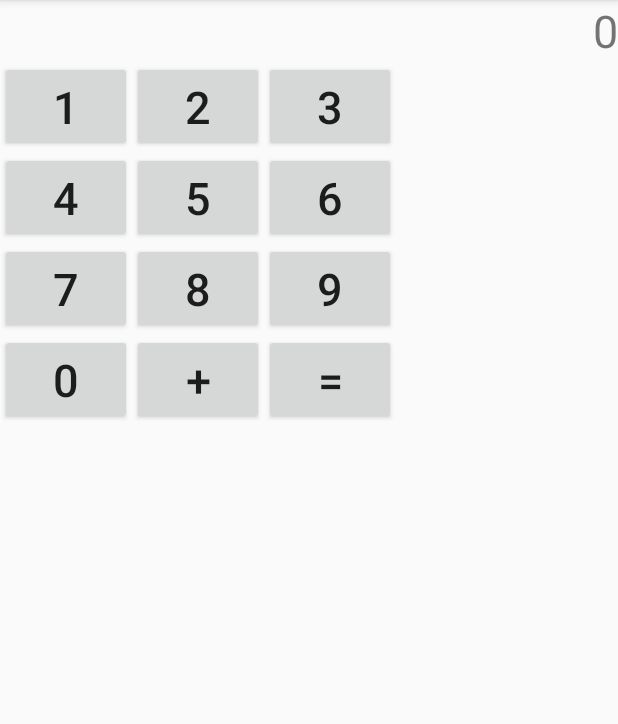
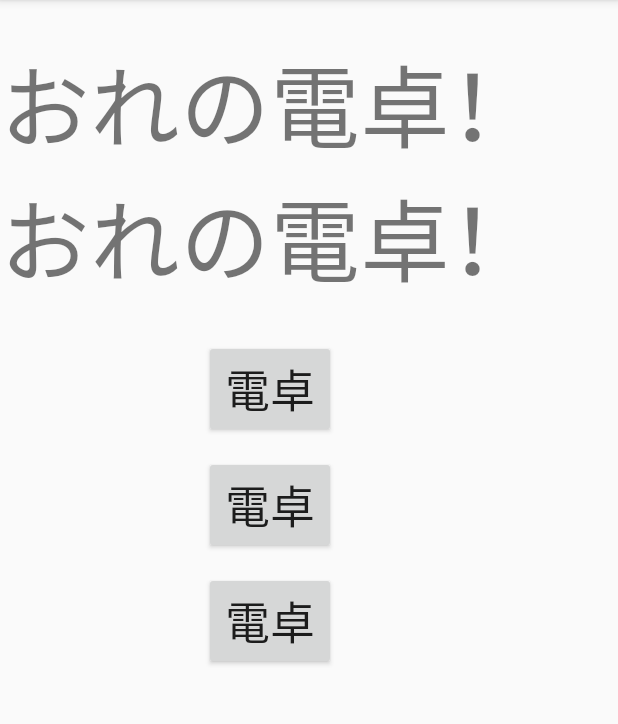
Before and after one commit to shibadog39/practice_android, an Android app: the screen it shows after launch (MainActivity before the commit, MenuActivity after it), on a phone screen of 412 x 824 dp, the part 84-808 px from its top. Run offline under Robolectric (Android 15) with nearby library versions, the phone set to English and light mode, and no system bars; our stand-ins replace data binding.

Commit message:
lesson before gw

```diff
--- a/app/src/main/AndroidManifest.xml
+++ b/app/src/main/AndroidManifest.xml
@@ -9,13 +9,15 @@
             android:roundIcon="@mipmap/ic_launcher_round"
             android:supportsRtl="true"
             android:theme="@style/AppTheme">
-        <activity android:name=".MainActivity">
+        <activity android:name=".MenuActivity">
             <intent-filter>
                 <action android:name="android.intent.action.MAIN"/>
 
                 <category android:name="android.intent.category.LAUNCHER"/>
             </intent-filter>
         </activity>
+
+        <activity android:name=".MainActivity" />
     </application>
 
 </manifest>
--- /dev/null
+++ b/app/src/main/java/com/example/myapplication/MenuActivity.kt
@@ -0,0 +1,29 @@
+package com.example.myapplication
+
+import android.content.Intent
+import android.databinding.DataBindingUtil
+import android.support.v7.app.AppCompatActivity
+import android.os.Bundle
+import com.example.myapplication.databinding.ActivityMenuBinding
+
+class MenuActivity : AppCompatActivity() {
+
+
+    override fun onCreate(savedInstanceState: Bundle?) {
+        super.onCreate(savedInstanceState)
+
+        val binding: ActivityMenuBinding = DataBindingUtil.setContentView(this, R.layout.activity_menu)
+        binding.view = this
+
+    }
+
+    fun selectDentaku() {
+        val intent = Intent(this, MainActivity::class.java)
+        startActivity(intent)
+
+
+    }
+
+
+
+}
--- a/app/src/main/res/layout/activity_main.xml
+++ b/app/src/main/res/layout/activity_main.xml
@@ -1,112 +1,191 @@
 <?xml version="1.0" encoding="utf-8"?>
 <layout>
+
     <data>
-        <variable name="view" type="com.example.myapplication.MainActivity"/>
+
+        <variable
+            name="view"
+            type="com.example.myapplication.MainActivity" />
     </data>
-    <LinearLayout
-            xmlns:android="http://schemas.android.com/apk/res/android"
+
+    <LinearLayout xmlns:android="http://schemas.android.com/apk/res/android"
+        xmlns:app="http://schemas.android.com/apk/res-auto"
         xmlns:tools="http://schemas.android.com/tools"
-            xmlns:app="http://schemas.android.com/apk/res-auto"
         android:layout_width="match_parent"
         android:layout_height="match_parent"
         android:orientation="vertical"
         tools:context=".MainActivity">
 
-        <LinearLayout   android:layout_width="match_parent"
+        <LinearLayout
+            android:layout_width="match_parent"
             android:layout_height="wrap_content"
             android:orientation="horizontal">
             <!--gravityはその要素内での重力、layout_gravityはその要素が属するlayout内での重力-->
             <TextView
                 android:id="@+id/text2"
-                    android:textSize="30sp"
-                    android:layout_weight="1"
                 android:layout_width="0dp"
                 android:layout_height="wrap_content"
+                android:layout_weight="1"
                 android:gravity="right"
-                    android:text="@{view.text2, default=defaultだよ}"/>
+                android:text="@{view.text2, default=defaultだよ}"
+                android:textSize="30sp" />
+
             <TextView
-                    android:textSize="30sp"
                 android:layout_width="wrap_content"
                 android:layout_height="wrap_content"
-                    android:text="@{view.symbol.symbol, default=aaa}"/>
+                android:text="@{view.symbol.symbol, default=symbol}"
+                android:textSize="30sp" />
 
         </LinearLayout>
 
-        <LinearLayout android:orientation="horizontal" android:layout_width="wrap_content"
-                      android:layout_height="wrap_content">
+        <LinearLayout
+            android:layout_width="match_parent"
+            android:layout_height="wrap_content"
+            android:orientation="horizontal">
 
-            <Button android:text="1"
-                    android:textSize="30sp"
+            <Button
+                android:layout_width="0dp"
+                android:layout_height="wrap_content"
+                android:layout_weight="1"
                 android:onClick="@{() -> view.selectButton(1)}"
-                    android:layout_width="wrap_content"
-                    android:layout_height="wrap_content"/>
-            <Button android:text="2"
-                    android:textSize="30sp"
+                android:text="1"
+                android:textSize="30sp" />
+
+            <Button
+                android:layout_width="0dp"
+                android:layout_height="wrap_content"
+                android:layout_weight="1"
                 android:onClick="@{() -> view.selectButton(2)}"
-                    android:layout_width="wrap_content"
-                    android:layout_height="wrap_content"/>
-            <Button android:text="3"
-                    android:textSize="30sp"
+                android:text="2"
+                android:textSize="30sp" />
+
+            <Button
+                android:layout_width="0dp"
+                android:layout_height="wrap_content"
+                android:layout_weight="1"
                 android:onClick="@{() -> view.selectButton(3)}"
-                    android:layout_width="wrap_content"
-                    android:layout_height="wrap_content"/>
+                android:text="3"
+                android:textSize="30sp" />
         </LinearLayout>
-        <LinearLayout android:orientation="horizontal" android:layout_width="wrap_content"
-                      android:layout_height="wrap_content">
 
-            <Button android:text="4"
-                    android:textSize="30sp"
+        <LinearLayout
+            android:layout_width="match_parent"
+            android:layout_height="wrap_content"
+            android:orientation="horizontal">
+
+            <Button
+                android:layout_width="0dp"
+                android:layout_height="wrap_content"
+                android:layout_weight="1"
                 android:onClick="@{() -> view.selectButton(4)}"
-                    android:layout_width="wrap_content"
-                    android:layout_height="wrap_content"/>
-            <Button android:text="5"
-                    android:textSize="30sp"
+                android:text="4"
+                android:textSize="30sp" />
+
+            <Button
+                android:layout_width="0dp"
+                android:layout_height="wrap_content"
+                android:layout_weight="1"
                 android:onClick="@{() -> view.selectButton(5)}"
-                    android:layout_width="wrap_content"
-                    android:layout_height="wrap_content"/>
-            <Button android:text="6"
-                    android:textSize="30sp"
+                android:text="5"
+                android:textSize="30sp" />
+
+            <Button
+                android:layout_width="0dp"
+                android:layout_height="wrap_content"
+                android:layout_weight="1"
                 android:onClick="@{() -> view.selectButton(6)}"
-                    android:layout_width="wrap_content"
-                    android:layout_height="wrap_content"/>
+                android:text="6"
+                android:textSize="30sp" />
         </LinearLayout>
-        <LinearLayout android:orientation="horizontal" android:layout_width="wrap_content"
-                      android:layout_height="wrap_content">
 
-            <Button android:text="7"
-                    android:textSize="30sp"
+        <LinearLayout
+            android:layout_width="match_parent"
+            android:layout_height="wrap_content"
+            android:orientation="horizontal">
+
+            <Button
+                android:layout_width="0dp"
+                android:layout_height="wrap_content"
+                android:layout_weight="1"
                 android:onClick="@{() -> view.selectButton(7)}"
-                    android:layout_width="wrap_content"
-                    android:layout_height="wrap_content"/>
-            <Button android:text="8"
-                    android:textSize="30sp"
+                android:text="7"
+                android:textSize="30sp" />
+
+            <Button
+                android:layout_width="0dp"
+                android:layout_height="wrap_content"
+                android:layout_weight="1"
                 android:onClick="@{() -> view.selectButton(8)}"
-                    android:layout_width="wrap_content"
-                    android:layout_height="wrap_content"/>
-            <Button android:text="9"
-                    android:textSize="30sp"
+                android:text="8"
+                android:textSize="30sp" />
+
+            <Button
+                android:layout_width="0dp"
+                android:layout_height="wrap_content"
+                android:layout_weight="1"
                 android:onClick="@{() -> view.selectButton(9)}"
-                    android:layout_width="wrap_content"
-                    android:layout_height="wrap_content"/>
+                android:text="9"
+                android:textSize="30sp" />
+
+            <Button
+                android:layout_width="0dp"
+                android:layout_height="wrap_content"
+                android:layout_weight="1"
+                android:onClick="@{() -> view.selectButton(0)}"
+                android:text="0"
+                android:textSize="30sp" />
         </LinearLayout>
-        <LinearLayout android:orientation="horizontal" android:layout_width="wrap_content"
-                      android:layout_height="wrap_content">
 
-            <Button android:text="0"
-                    android:textSize="30sp"
-                    android:onClick="@{() -> view.selectButton(0)}"
-                    android:layout_width="wrap_content"
-                    android:layout_height="wrap_content"/>
-            <Button android:text="+"
-                    android:textSize="30sp"
+        <LinearLayout
+            android:layout_width="match_parent"
+            android:layout_height="wrap_content"
+            android:orientation="horizontal">
+
+            <Button
+                android:layout_width="0dp"
+                android:layout_height="wrap_content"
+                android:layout_weight="1"
                 android:onClick="@{() -> view.plusButton()}"
-                    android:layout_width="wrap_content"
-                    android:layout_height="wrap_content"/>
-            <Button android:text="="
-                    android:textSize="30sp"
+                android:text="+"
+                android:textSize="30sp" />
+
+            <!--<Button-->
+                <!--android:layout_width="0dp"-->
+                <!--android:layout_height="wrap_content"-->
+                <!--android:layout_weight="1"-->
+                <!--android:onClick="@{() -> view.minusButton()}"-->
+                <!--android:text="-"-->
+                <!--android:textSize="30sp" />-->
+
+            <!--<Button-->
+                <!--android:layout_width="0dp"-->
+                <!--android:layout_height="wrap_content"-->
+                <!--android:layout_weight="1"-->
+                <!--android:onClick="@{() -> view.multipleButton()}"-->
+                <!--android:text="×"-->
+                <!--android:textSize="30sp" />-->
+
+            <!--<Button-->
+                <!--android:layout_width="0dp"-->
+                <!--android:layout_height="wrap_content"-->
+                <!--android:layout_weight="1"-->
+                <!--android:onClick="@{() -> view.divideButton()}"-->
+                <!--android:text="÷"-->
+                <!--android:textSize="30sp" />-->
+        </LinearLayout>
+
+        <LinearLayout
+            android:layout_width="match_parent"
+            android:layout_height="wrap_content"
+            android:orientation="horizontal">
+
+            <Button
+                android:layout_width="0dp"
+                android:layout_height="wrap_content"
+                android:layout_weight="1"
                 android:onClick="@{() -> view.equalButton()}"
-                    android:layout_width="wrap_content"
-                    android:layout_height="wrap_content"/>
+                android:text="="
+                android:textSize="30sp" />
         </LinearLayout>
 
     </LinearLayout>
--- /dev/null
+++ b/app/src/main/res/layout/activity_menu.xml
@@ -0,0 +1,135 @@
+<?xml version="1.0" encoding="utf-8"?>
+<layout>
+
+    <data>
+
+        <variable
+            name="view"
+            type="com.example.myapplication.MenuActivity" />
+    </data>
+
+    <FrameLayout xmlns:android="http://schemas.android.com/apk/res/android"
+        xmlns:app="http://schemas.android.com/apk/res-auto"
+        xmlns:tools="http://schemas.android.com/tools"
+        android:layout_width="match_parent"
+        android:layout_height="match_parent"
+        android:orientation="vertical"
+        tools:context=".MenuActivity">
+
+        <ScrollView
+            android:layout_width="match_parent"
+            android:layout_height="match_parent">
+
+            <LinearLayout
+                android:layout_width="wrap_content"
+                android:layout_height="wrap_content"
+                android:orientation="vertical"
+                >
+                <TextView
+                    android:layout_width="wrap_content"
+                    android:layout_height="wrap_content"
+                    android:text="おれの電卓！"
+                    android:layout_gravity="center_horizontal"
+                    android:layout_marginTop="24dp"
+                    android:textSize="60dp"/>
+
+                <TextView
+                    android:layout_width="wrap_content"
+                    android:layout_height="wrap_content"
+                    android:text="おれの電卓！"
+                    android:layout_gravity="bottom|center_horizontal"
+                    android:layout_marginBottom="24dp"
+                    android:textSize="60dp"/>
+
+                <LinearLayout
+                    android:layout_width="wrap_content"
+                    android:layout_height="wrap_content"
+                    android:layout_gravity="center"
+                    android:orientation="vertical">
+
+                    <Button
+                        android:layout_width="wrap_content"
+                        android:layout_height="wrap_content"
+                        android:layout_gravity="center"
+                        android:onClick="@{() -> view.selectDentaku()}"
+                        android:text="電卓"
+                        android:textSize="30sp" />
+
+                    <Button
+                        android:layout_width="wrap_content"
+                        android:layout_height="wrap_content"
+                        android:layout_gravity="center"
+                        android:onClick="@{() -> view.selectDentaku()}"
+                        android:text="電卓"
+                        android:layout_marginTop="12dp"
+                        android:textSize="30sp" />
+
+                    <Button
+                        android:layout_width="wrap_content"
+                        android:layout_height="wrap_content"
+                        android:layout_gravity="center"
+                        android:onClick="@{() -> view.selectDentaku()}"
+                        android:text="電卓"
+                        android:layout_marginTop="12dp"
+                        android:textSize="30sp" />
+                </LinearLayout>
+
+            </LinearLayout>
+
+
+
+        </ScrollView>
+
+        <!--<TextView-->
+            <!--android:layout_width="wrap_content"-->
+            <!--android:layout_height="wrap_content"-->
+            <!--android:text="おれの電卓！"-->
+            <!--android:layout_gravity="center_horizontal"-->
+            <!--android:layout_marginTop="24dp"-->
+            <!--android:textSize="60dp"/>-->
+
+        <!--<TextView-->
+            <!--android:layout_width="wrap_content"-->
+            <!--android:layout_height="wrap_content"-->
+            <!--android:text="おれの電卓！"-->
+            <!--android:layout_gravity="bottom|center_horizontal"-->
+            <!--android:layout_marginBottom="24dp"-->
+            <!--android:textSize="60dp"/>-->
+
+        <!--<LinearLayout-->
+            <!--android:layout_width="wrap_content"-->
+            <!--android:layout_height="wrap_content"-->
+            <!--android:layout_gravity="center"-->
+            <!--android:orientation="vertical">-->
+
+            <!--<Button-->
+                <!--android:layout_width="wrap_content"-->
+                <!--android:layout_height="wrap_content"-->
+                <!--android:layout_gravity="center"-->
+                <!--android:onClick="@{() -> view.selectDentaku()}"-->
+                <!--android:text="電卓"-->
+                <!--android:textSize="30sp" />-->
+
+            <!--<Button-->
+                <!--android:layout_width="wrap_content"-->
+                <!--android:layout_height="wrap_content"-->
+                <!--android:layout_gravity="center"-->
+                <!--android:onClick="@{() -> view.selectDentaku()}"-->
+                <!--android:text="電卓"-->
+                <!--android:layout_marginTop="12dp"-->
+                <!--android:textSize="30sp" />-->
+
+            <!--<Button-->
+                <!--android:layout_width="wrap_content"-->
+                <!--android:layout_height="wrap_content"-->
+                <!--android:layout_gravity="center"-->
+                <!--android:onClick="@{() -> view.selectDentaku()}"-->
+                <!--android:text="電卓"-->
+                <!--android:layout_marginTop="12dp"-->
+                <!--android:textSize="30sp" />-->
+        <!--</LinearLayout>-->
+
+
+
+    </FrameLayout>
+</layout>
```
Also changed, not shown: app/src/main/java/com/example/myapplication/MainActivity.kt (+18 -17 lines). Lines whose indentation alone changed are shown as unchanged.
